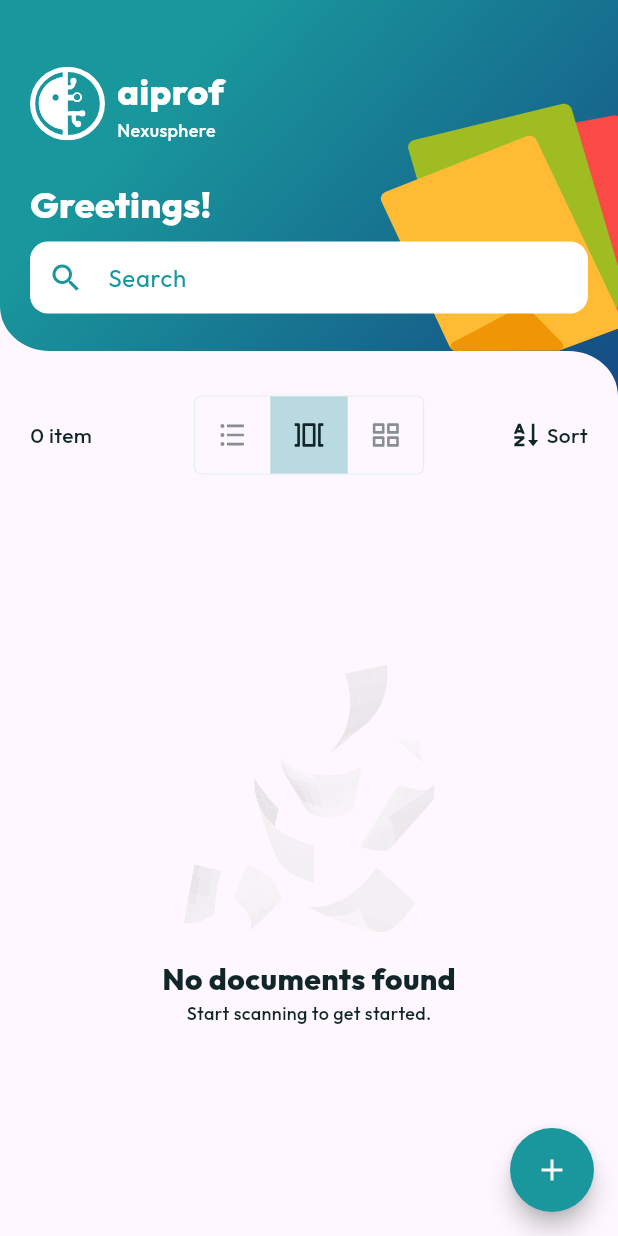
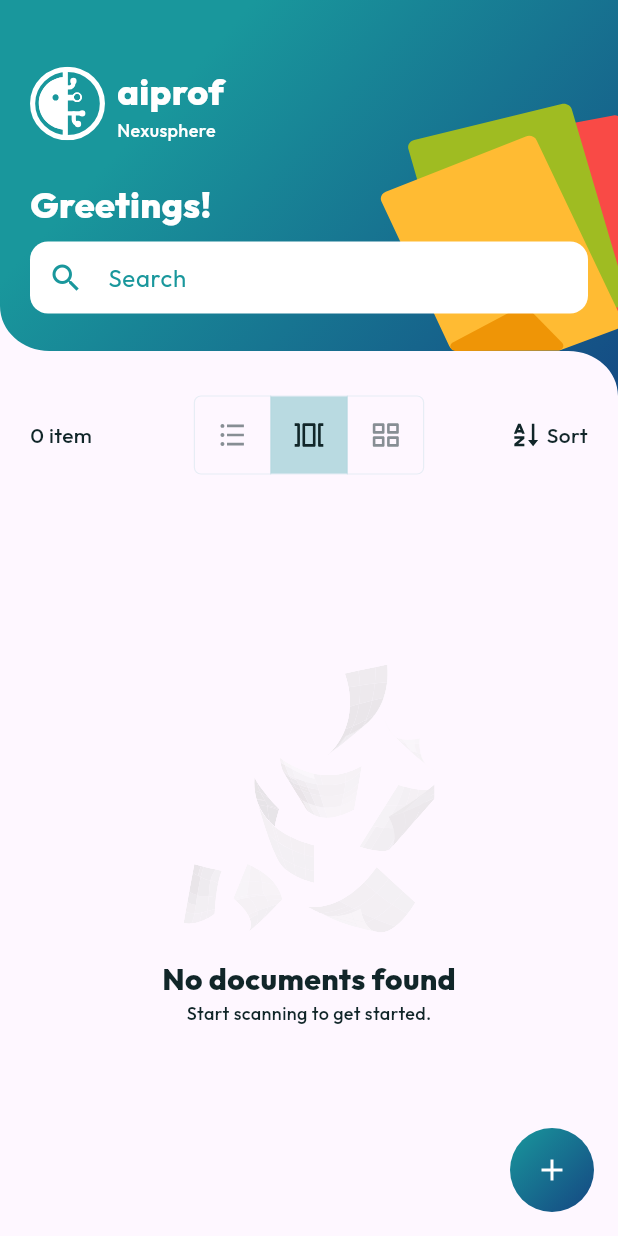
Before and after one commit to NexusphereCo/aiproof, a Flutter app: the screen it shows after launch, on a phone screen of 412 x 824 dp. Run offline on Flutter 3.47's test engine with Material 3 defaults, Android fonts, the phone set to English and light mode, and no system bars; drawn by our look-alikes of auto_size_text; our stand-ins replace bloc, camera, carousel_slider, flutter_bloc, flutter_screenutil, flutter_svg and 5 more; missing offline and left inert: google_mlkit_text_recognition; accounts and stored records are empty.

Commit message:
Reapply "UI fixes"
This reverts commit 442b9ebba657aaf3ae1fc92c8ffaf537d4e1619c.

```diff
--- a/lib/modules/home/components/search_bar.dart
+++ b/lib/modules/home/components/search_bar.dart
@@ -6,8 +6,7 @@ import 'package:flutter/material.dart';
 import 'package:flutter_bloc/flutter_bloc.dart';
 
 class APSearchBar extends StatefulWidget {
-  final FocusNode focusNode;
-  const APSearchBar({super.key, required this.focusNode});
+  const APSearchBar({super.key});
 
   @override
   _APSearchBarState createState() => _APSearchBarState();
@@ -31,7 +30,6 @@ class _APSearchBarState extends State<APSearchBar> {
         const SizedBox(height: Spacing.sm),
         TextField(
           controller: _searchController,
-          focusNode: widget.focusNode,
           decoration: InputDecoration(
             fillColor: Colors.white,
             filled: true,
--- a/lib/modules/home/index.dart
+++ b/lib/modules/home/index.dart
@@ -1,5 +1,6 @@
 import 'package:aiproof/bloc/document/document_bloc.dart';
 import 'package:aiproof/constants/assets.dart';
+import 'package:aiproof/constants/colors.dart';
 import 'package:aiproof/constants/sizes.dart';
 import 'package:aiproof/constants/typography.dart';
 import 'package:aiproof/modules/home/components/header_logo.dart';
@@ -22,36 +23,16 @@ class HomeScreen extends StatefulWidget {
 class _HomeScreenState extends State<HomeScreen> {
   final _searchController = TextEditingController();
   final _scrollController = ScrollController();
-  final _focusNode = FocusNode();
 
   @override
   void initState() {
     super.initState();
     context.read<DocumentBloc>().add(LoadDocumentEvent());
-
-    _focusNode.addListener(
-      () {
-        if (_focusNode.hasFocus) {
-          _scrollController.animateTo(
-            _scrollController.offset + 95.0,
-            duration: const Duration(milliseconds: 200),
-            curve: Curves.easeOut,
-          );
-        } else {
-          _scrollController.animateTo(
-            _scrollController.offset - 95.0,
-            duration: const Duration(milliseconds: 200),
-            curve: Curves.easeOut,
-          );
-        }
-      },
-    );
   }
 
   @override
   void dispose() {
     _searchController.dispose();
-    _focusNode.dispose();
     _scrollController.dispose();
     super.dispose();
   }
@@ -63,6 +44,10 @@ class _HomeScreenState extends State<HomeScreen> {
         builder: (context, state) {
           return SingleChildScrollView(
             controller: _scrollController,
+            child: Padding(
+              padding: EdgeInsets.only(
+                bottom: MediaQuery.of(context).viewInsets.bottom,
+              ),
               child: Column(
                 crossAxisAlignment: CrossAxisAlignment.stretch,
                 children: [
@@ -72,16 +57,16 @@ class _HomeScreenState extends State<HomeScreen> {
                       Positioned(
                         child: SvgPicture.asset(Asset.heading, fit: BoxFit.fill),
                       ),
-                    Padding(
-                      padding: const EdgeInsets.all(Global.paddingBody),
+                      const Padding(
+                        padding: EdgeInsets.all(Global.paddingBody),
                         child: Column(
                           crossAxisAlignment: CrossAxisAlignment.stretch,
                           children: [
-                          const HeaderLogo(),
-                          const SizedBox(height: Spacing.xl),
-                          APSearchBar(focusNode: _focusNode),
-                          const SizedBox(height: Spacing.xxl + Spacing.lg),
-                          const ViewToggle(),
+                            HeaderLogo(),
+                            SizedBox(height: Spacing.xl),
+                            APSearchBar(),
+                            SizedBox(height: Spacing.xxl + Spacing.lg),
+                            ViewToggle(),
                           ],
                         ),
                       ),
@@ -90,10 +75,24 @@ class _HomeScreenState extends State<HomeScreen> {
                   const ViewDocument(),
                 ],
               ),
+            ),
           );
         },
       ),
-      floatingActionButton: FloatingActionButton(
+      floatingActionButton: Container(
+        width: 56,
+        height: 56,
+        decoration: BoxDecoration(
+          gradient: LinearGradient(
+            begin: Alignment.topLeft,
+            end: Alignment.bottomRight,
+            colors: [APColor.primary, APColor.secondary],
+          ),
+          borderRadius: BorderRadius.circular(28),
+        ),
+        child: FloatingActionButton(
+          backgroundColor: Colors.transparent,
+          elevation: 0, // optional: remove shadow
           child: const Icon(Remix.add_line),
           onPressed: () {
             Navigator.of(context).push(
@@ -101,6 +100,7 @@ class _HomeScreenState extends State<HomeScreen> {
             );
           },
         ),
+      ),
       resizeToAvoidBottomInset: false,
     );
   }
--- a/lib/modules/input/components/appbar_bottom.dart
+++ b/lib/modules/input/components/appbar_bottom.dart
@@ -1,4 +1,4 @@
-import 'package:aiproof/modules/input/components/ai_overlay.dart';
+import 'package:aiproof/modules/input/components/overlay.dart';
 import 'package:aiproof/constants/colors.dart';
 import 'package:aiproof/data/models/document_model.dart';
 import 'package:aiproof/utils/routes.dart';
```
Also changed, not shown: lib/modules/home/widgets/view/carousel_view.dart (+9 -2 lines), lib/modules/home/widgets/view/grid_view.dart (+10 -3 lines), lib/modules/home/widgets/view/list_view.dart (+30 -12 lines), lib/modules/input/components/appbar.dart (deleted, +0 -94 lines), lib/modules/input/components/create.dart (+9 -5 lines), lib/modules/input/components/edit.dart (+2 -5 lines). Lines whose indentation alone changed are shown as unchanged.
